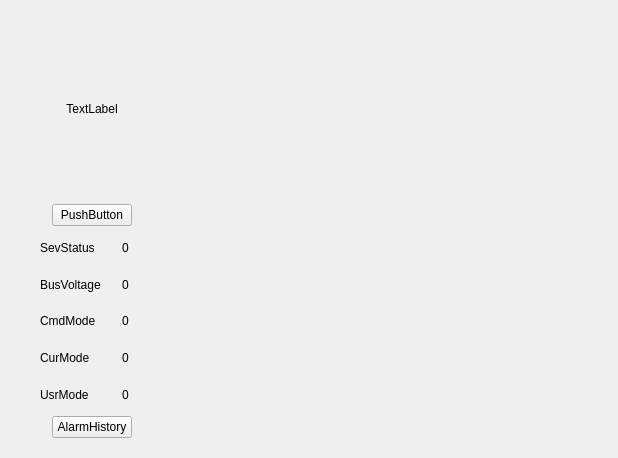
Scorpion1911/ServoDriveTech, file Libs/UI/UiStatus/graphstatus136.ui: the form before one commit.
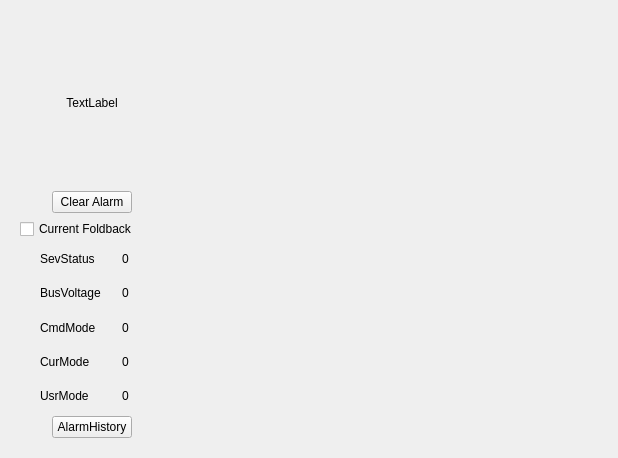
The form after the commit.

The edit to the form file:
```diff
--- a/Libs/UI/UiStatus/graphstatus136.ui
+++ b/Libs/UI/UiStatus/graphstatus136.ui
@@ -51,7 +51,7 @@
         <item>
          <widget class="QPushButton" name="btn_statusClearAlarm">
           <property name="text">
-           <string>PushButton</string>
+           <string>Clear Alarm</string>
           </property>
          </widget>
         </item>
@@ -70,6 +70,13 @@
         </item>
        </layout>
       </item>
+      <item>
+       <widget class="QCheckBox" name="checkBox_curFold">
+        <property name="text">
+         <string>Current Foldback</string>
+        </property>
+       </widget>
+      </item>
       <item>
        <layout class="QGridLayout" name="gridLayout">
         <property name="leftMargin">
```
